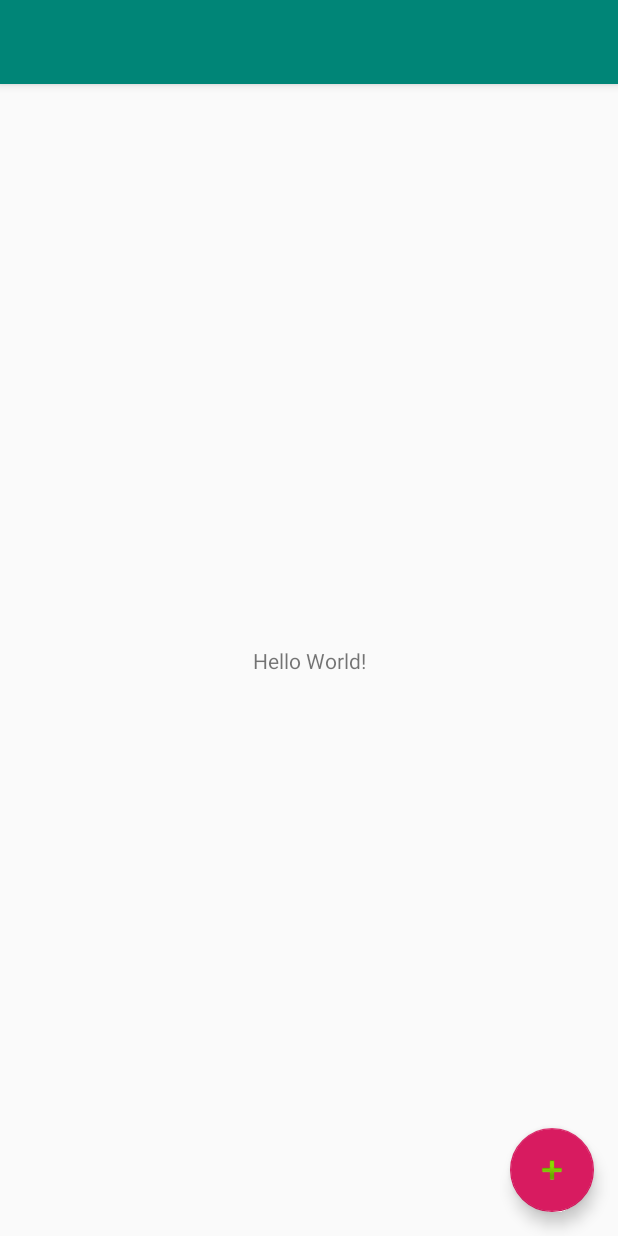
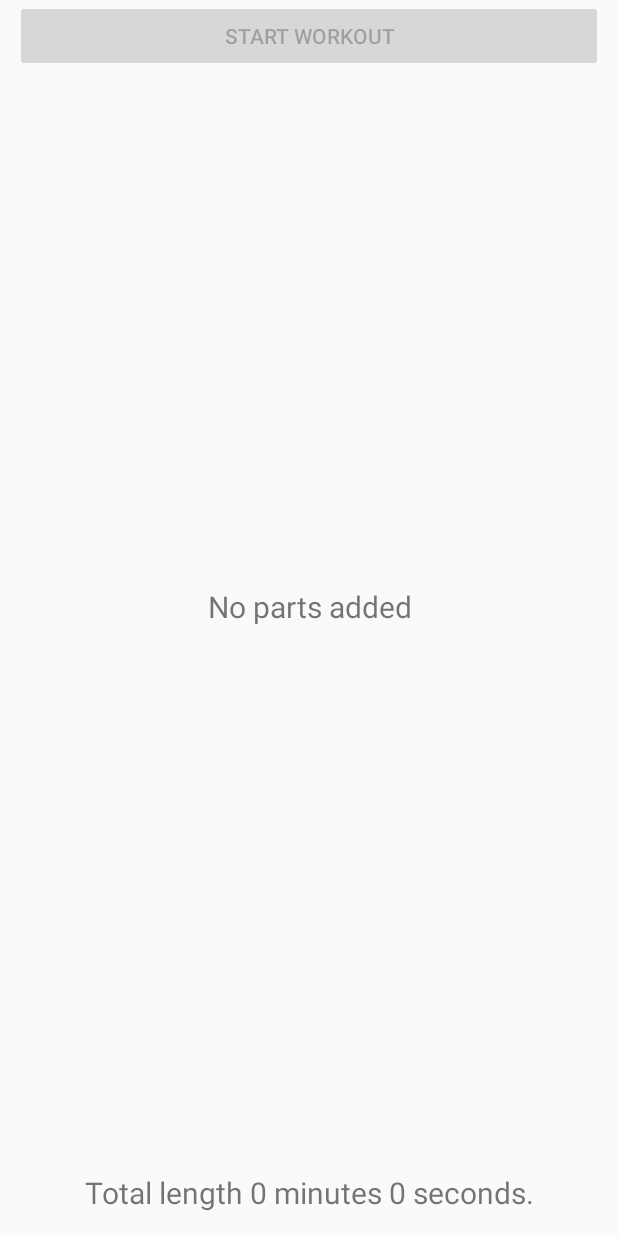
Before and after one commit to toniku/Android-Programming-Course, an Android app: the layout activity_main.xml on its own in the app's theme, with its tools: preview values and no code run, on a phone screen of 412 x 824 dp. Run offline under Robolectric (Android 15) with nearby library versions, the phone set to English and light mode, and no system bars.

```diff
--- a/Lab5.2/app/build.gradle
+++ b/Lab5.2/app/build.gradle
@@ -3,8 +3,8 @@ apply plugin: 'com.android.application'
 android {
     compileSdkVersion 28
     defaultConfig {
-        applicationId "com.example.todo_app"
-        minSdkVersion 15
+        applicationId "com.example.heatapp"
+        minSdkVersion 23
         targetSdkVersion 28
         versionCode 1
         versionName "1.0"
@@ -22,7 +22,6 @@ dependencies {
     implementation fileTree(dir: 'libs', include: ['*.jar'])
     implementation 'com.android.support:appcompat-v7:28.0.0'
     implementation 'com.android.support.constraint:constraint-layout:1.1.3'
-    implementation 'com.android.support:design:28.0.0'
     testImplementation 'junit:junit:4.12'
     androidTestImplementation 'com.android.support.test:runner:1.0.2'
     androidTestImplementation 'com.android.support.test.espresso:espresso-core:3.0.2'
--- a/Lab5.2/app/src/main/res/layout/activity_main.xml
+++ b/Lab5.2/app/src/main/res/layout/activity_main.xml
@@ -1,34 +1,47 @@
 <?xml version="1.0" encoding="utf-8"?>
-<android.support.design.widget.CoordinatorLayout xmlns:android="http://schemas.android.com/apk/res/android"
+<android.support.constraint.ConstraintLayout xmlns:android="http://schemas.android.com/apk/res/android"
     xmlns:app="http://schemas.android.com/apk/res-auto"
     xmlns:tools="http://schemas.android.com/tools"
     android:layout_width="match_parent"
     android:layout_height="match_parent"
+    android:orientation="vertical"
+    android:paddingHorizontal="10dp"
     tools:context=".MainActivity">
 
-    <android.support.design.widget.AppBarLayout
+    <Button
+        android:id="@+id/start_workout"
         android:layout_width="match_parent"
         android:layout_height="wrap_content"
-        android:theme="@style/AppTheme.AppBarOverlay">
+        android:enabled="false"
+        android:text="START WORKOUT"
+        tools:ignore="MissingConstraints" />
 
-        <android.support.v7.widget.Toolbar
-            android:id="@+id/toolbar"
-            android:layout_width="match_parent"
-            android:layout_height="?attr/actionBarSize"
-            android:background="?attr/colorPrimary"
-            app:popupTheme="@style/AppTheme.PopupOverlay"
-            />
+    <TextView
+        android:id="@+id/no_parts_text"
+        android:layout_width="match_parent"
+        android:layout_height="match_parent"
+        android:gravity="center"
+        android:paddingBottom="15dp"
+        android:text="No parts added"
+        android:textSize="20dp" />
 
-    </android.support.design.widget.AppBarLayout>
+    <ListView
+        android:id="@+id/list_view"
+        android:layout_width="0dp"
+        android:layout_height="0dp"
+        android:paddingBottom="50dp"
+        app:layout_constraintBottom_toBottomOf="parent"
+        app:layout_constraintLeft_toLeftOf="parent"
+        app:layout_constraintRight_toRightOf="parent"
+        app:layout_constraintTop_toBottomOf="@id/start_workout"></ListView>
 
-    <include layout="@layout/content_main" />
+    <TextView
+        android:id="@+id/total_length_text"
+        android:layout_width="match_parent"
+        android:layout_height="match_parent"
+        android:gravity="bottom|center"
+        android:paddingBottom="15dp"
+        android:text="Total length 0 minutes 0 seconds."
+        android:textSize="20dp" />
 
-    <android.support.design.widget.FloatingActionButton
-        android:id="@+id/fab"
-        android:layout_width="wrap_content"
-        android:layout_height="wrap_content"
-        android:layout_gravity="bottom|end"
-        android:layout_margin="@dimen/fab_margin"
-        app:srcCompat="@android:drawable/ic_input_add" />
-
-</android.support.design.widget.CoordinatorLayout>
+</android.support.constraint.ConstraintLayout>
--- a/Lab5.2/app/src/main/res/values/strings.xml
+++ b/Lab5.2/app/src/main/res/values/strings.xml
@@ -1,4 +1,3 @@
 <resources>
-    <string name="app_name">ToDo_APP</string>
-    <string name="action_settings">Settings</string>
+    <string name="app_name">HeatApp</string>
 </resources>
--- a/Lab5.2/app/src/main/res/values/styles.xml
+++ b/Lab5.2/app/src/main/res/values/styles.xml
@@ -8,13 +8,4 @@
         <item name="colorAccent">@color/colorAccent</item>
     </style>
 
-    <style name="AppTheme.NoActionBar">
-        <item name="windowActionBar">false</item>
-        <item name="windowNoTitle">true</item>
-    </style>
-
-    <style name="AppTheme.AppBarOverlay" parent="ThemeOverlay.AppCompat.Dark.ActionBar" />
-
-    <style name="AppTheme.PopupOverlay" parent="ThemeOverlay.AppCompat.Light" />
-
 </resources>
--- a/Lab5.2/build.gradle
+++ b/Lab5.2/build.gradle
@@ -7,7 +7,7 @@ buildscript {
 
     }
     dependencies {
-        classpath 'com.android.tools.build:gradle:3.3.0'
+        classpath 'com.android.tools.build:gradle:3.3.1'
 
         // NOTE: Do not place your application dependencies here; they belong
         // in the individual module build.gradle files
```
Also changed, not shown: Lab5.2/app/src/main/AndroidManifest.xml (+5 -8 lines), Lab5.2/app/src/main/java/com/example/heatapp_ver_2/CreateWorkOut.java (added, +43 -0 lines), Lab5.2/app/src/main/java/com/example/heatapp_ver_2/MainActivity.java (added, +190 -0 lines), Lab5.2/app/src/main/java/com/example/heatapp_ver_2/Pause.java (added, +15 -0 lines), Lab5.2/app/src/main/java/com/example/heatapp_ver_2/TimerActivity.java (added, +74 -0 lines), Lab5.2/app/src/main/java/com/example/heatapp_ver_2/WorkOutArrayAdapter.java (added, +57 -0 lines), Lab5.2/app/src/main/java/com/example/heatapp_ver_2/WorkOutType.java (added, +10 -0 lines), Lab5.2/app/src/main/java/com/example/heatapp_ver_2/Workout.java (added, +20 -0 lines), Lab5.2/app/src/main/res/layout/activity_create_work_out.xml (added, +68 -0 lines), Lab5.2/app/src/main/res/layout/activity_timer.xml (added, +22 -0 lines), Lab5.2/app/src/main/res/layout/pause_list_item.xml (added, +16 -0 lines), Lab5.2/app/src/main/res/layout/workout_list_item.xml (added, +16 -0 lines), Lab5.2/app/src/main/res/menu/menu.xml (added, +9 -0 lines), Lab5.2/gradle/wrapper/gradle-wrapper.properties, 2 other files.
